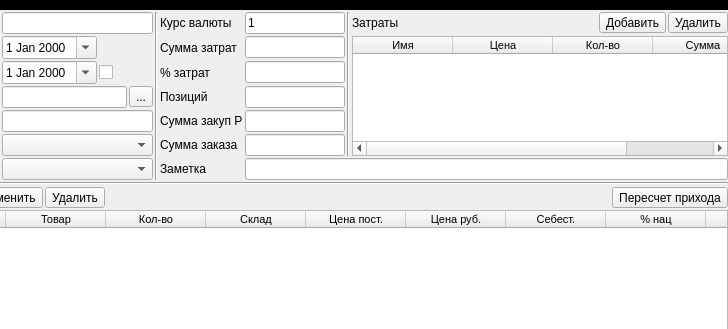
Qt form ui/supply.ui (Meller008/kara) before a commit; both pictures show x 95 to 823 and y 0 to 329 of the 823 by 452 pixel window.
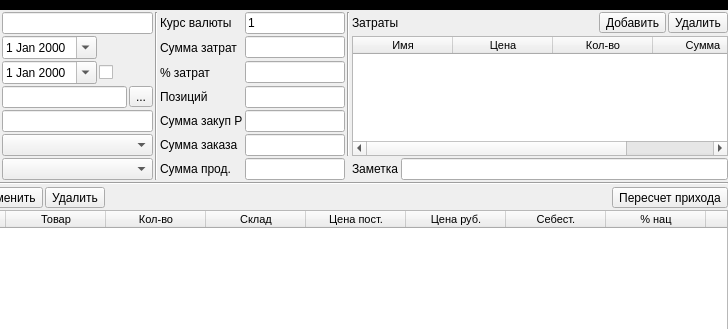
The same form after that commit.

Patch:
```diff
--- a/ui/supply.ui
+++ b/ui/supply.ui
@@ -223,9 +223,6 @@
         </property>
        </widget>
       </item>
-      <item row="7" column="4" colspan="3">
-       <widget class="QLineEdit" name="le_note"/>
-      </item>
       <item row="1" column="1">
        <widget class="QLineEdit" name="le_id">
         <property name="sizePolicy">
@@ -439,13 +436,6 @@
         </property>
        </widget>
       </item>
-      <item row="7" column="3">
-       <widget class="QLabel" name="label_7">
-        <property name="text">
-         <string>Заметка</string>
-        </property>
-       </widget>
-      </item>
       <item row="5" column="4">
        <widget class="QLineEdit" name="le_sum_ru">
         <property name="maximumSize">
@@ -588,6 +578,37 @@
         </property>
        </widget>
       </item>
+      <item row="7" column="6">
+       <layout class="QHBoxLayout" name="horizontalLayout">
+        <item>
+         <widget class="QLabel" name="label_7">
+          <property name="text">
+           <string>Заметка</string>
+          </property>
+         </widget>
+        </item>
+        <item>
+         <widget class="QLineEdit" name="le_note"/>
+        </item>
+       </layout>
+      </item>
+      <item row="7" column="3">
+       <widget class="QLabel" name="label_16">
+        <property name="text">
+         <string>Сумма прод.</string>
+        </property>
+       </widget>
+      </item>
+      <item row="7" column="4">
+       <widget class="QLineEdit" name="le_sell_sum">
+        <property name="maximumSize">
+         <size>
+          <width>100</width>
+          <height>16777215</height>
+         </size>
+        </property>
+       </widget>
+      </item>
      </layout>
     </item>
     <item row="2" column="0">
```
